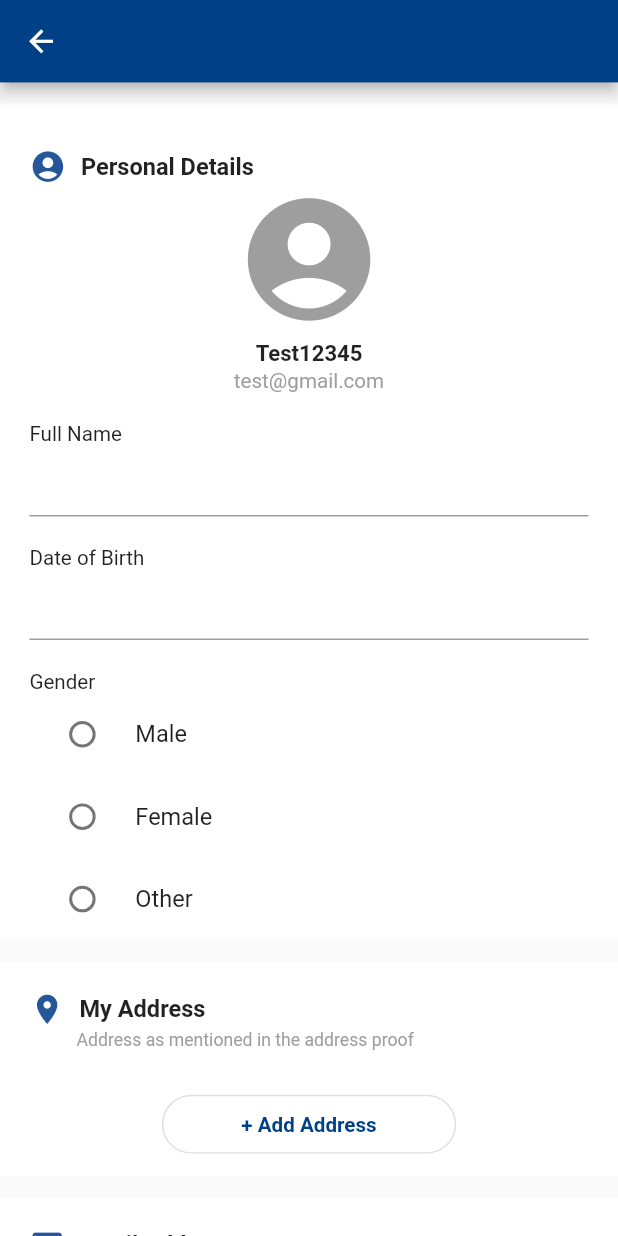
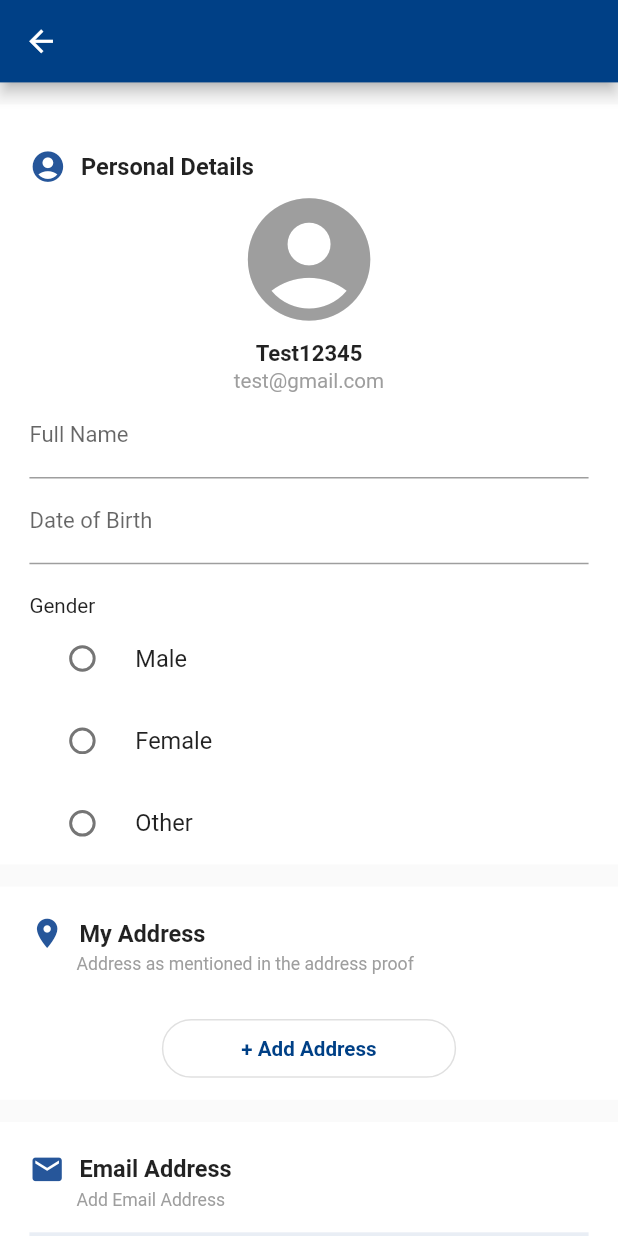
Before and after one commit to parthh75/igli_app, a Flutter app: the ProfileScreen screen opened directly, on a phone screen of 412 x 824 dp. Run offline on Flutter 3.47's test engine with Material 2 defaults, Android fonts, the phone set to English and light mode, and no system bars; our stand-ins replace get, google_fonts, responsive_framework; statements that could not run were skipped.

Commit message:
zenish 3/11/2022 10:15

```diff
--- a/lib/view/more/myprofile.dart
+++ b/lib/view/more/myprofile.dart
@@ -13,10 +13,18 @@ class ProfileScreen extends StatefulWidget {
 }
 
 class _ProfileScreenState extends State<ProfileScreen> {
+  TextEditingController nameController=TextEditingController();
+  TextEditingController dobController=TextEditingController();
+  TextEditingController addressController=TextEditingController();
+  TextEditingController pinCodeController=TextEditingController();
+  TextEditingController cityNameController=TextEditingController();
+  TextEditingController stateNameController=TextEditingController();
+  TextEditingController addEmailController=TextEditingController();
   String? gender;
   bool isButton = false;
   bool isAddAddressButton = false;
   bool isKYCButton = false;
+  bool isAddEmailAddressButton = false;
   @override
   Widget build(BuildContext context) {
     return Scaffold(
@@ -49,14 +57,27 @@ class _ProfileScreenState extends State<ProfileScreen> {
                     CS.dEmail,
                     style: const TextStyle(fontWeight: FontWeight.normal, color: Colors.grey),
                   )),
-                  Text(CS.fullName).paddingOnly(top: 20),
-                  TextFormField(onTap: () {
+                  TextFormField(
+                      decoration: InputDecoration(
+                        labelText:CS.fullName,labelStyle: const TextStyle(fontSize: 15)
+                      ),
+                      controller: nameController,
+                      onTap: () {
                     setState(() {
                       isButton = true;
                     });
                   }),
-                  Text(CS.dob).paddingOnly(top: 20),
-                  TextFormField(),
+                  TextFormField(
+                    decoration: InputDecoration(
+                     labelText:CS.dob,labelStyle: const TextStyle(fontSize: 15)
+                    ),
+                      controller: dobController,
+                      onTap: () {
+                        setState(() {
+                          isButton = true;
+                        });
+                      }
+                  ),
                   Text(
                     CS.gender,
                   ).paddingOnly(top: 20),
@@ -143,11 +164,23 @@ class _ProfileScreenState extends State<ProfileScreen> {
                     ],
                   ),
                   const Text("Address as mentioned in the address proof",style: TextStyle(fontSize: 12,color: Colors.grey,fontWeight: FontWeight.normal),).paddingOnly(left: 32,top: 2),
-                  isAddAddressButton? const TextField(decoration: InputDecoration(labelText: "Address Line")).paddingOnly(top: 20):const SizedBox(),
-                  isAddAddressButton?const TextField(decoration: InputDecoration(labelText: "Pincode")):const SizedBox(),
-                  isAddAddressButton?const TextField(decoration: InputDecoration(labelText: "City/Town/Locality/village")):const SizedBox(),
-                  isAddAddressButton?const TextField(decoration: InputDecoration(labelText: "State")):const SizedBox(),
-                  isAddAddressButton?const SizedBox():Center(
+                  isAddAddressButton?  TextField(
+                    controller: addressController,
+                    decoration: const InputDecoration(
+                      labelText: "Address Line",
+                      labelStyle: TextStyle(fontSize: 15),),).paddingOnly(top: 20):const SizedBox(),
+                  isAddAddressButton? TextField(
+                      controller:pinCodeController,
+                      decoration: const InputDecoration(
+                          labelText: "Pincode",
+                          labelStyle: TextStyle(fontSize: 15))):const SizedBox(),
+                  isAddAddressButton? TextField(
+                    controller: cityNameController,
+                      decoration: const InputDecoration(labelText: "City/Town/Locality/village",labelStyle: TextStyle(fontSize: 15))):const SizedBox(),
+                  isAddAddressButton? TextField(
+                    controller: stateNameController,
+                      decoration: const InputDecoration(labelText: "State",labelStyle: TextStyle(fontSize: 15))):const SizedBox(),
+                  isAddAddressButton? const SizedBox():Center(
                     child: SizedBox(
                       width: 200,
                       height: 40,
@@ -217,11 +250,16 @@ class _ProfileScreenState extends State<ProfileScreen> {
                 Container(
                   height: 50,
                 width: MediaQuery.of(context).size.width,
-                margin: const EdgeInsets.only(top: 15,bottom: 15),
+                margin:  EdgeInsets.only(top: 15,bottom: isAddEmailAddressButton?0:20),
                 padding: const EdgeInsets.only(top: 15,left: 10),
                 color: color26569a.withOpacity(0.1),
                   child: Text(CS.dEmail),
                 ),
+                  isAddEmailAddressButton?  TextField(
+                    controller: addEmailController,
+                    decoration: const InputDecoration(
+                      labelText: "Add Email",
+                      labelStyle: TextStyle(fontSize: 15),),).paddingOnly(top: 10,bottom: 20):const SizedBox(),
                   Center(
                     child: SizedBox(
                       width: 200,
@@ -233,7 +271,7 @@ class _ProfileScreenState extends State<ProfileScreen> {
                               )),
                           onPressed: () {
                             setState(() {
-                              isButton = false;
+                              isAddEmailAddressButton =true;
                             });
                           },
                           child: Text("+ ${CS.addEmail}",style: const TextStyle(fontWeight: FontWeight.w600),),),
@@ -294,7 +332,7 @@ class _ProfileScreenState extends State<ProfileScreen> {
                     child: SizedBox(
                       width: 200,
                       height: 40,
-                      child: ElevatedButton(
+                      child: OutlinedButton(
                         style: OutlinedButton.styleFrom(
                             shape: RoundedRectangleBorder(
                               borderRadius: BorderRadius.circular(30),
@@ -321,7 +359,6 @@ class _ProfileScreenState extends State<ProfileScreen> {
                     ],
                   ),
                   const Text("Identification number as mention in the ID proof",style: TextStyle(fontSize: 12,color: Colors.grey,fontWeight: FontWeight.normal),).paddingOnly(left: 32,top: 2),
-                  isKYCButton? const TextField(decoration: InputDecoration(labelText: "Aadhar No.",labelStyle: TextStyle(fontSize: 15),),).paddingOnly(top: 20):const SizedBox(),
                   isKYCButton? const TextField(decoration: InputDecoration(labelText: "Aadhar No.",labelStyle: TextStyle(fontSize: 15),),).paddingOnly(top: 20):const SizedBox(),
                   isKYCButton?const TextField(decoration: InputDecoration(labelText: "PAN No.",labelStyle: TextStyle(fontSize: 15),),):const SizedBox(),
 
@@ -356,7 +393,7 @@ class _ProfileScreenState extends State<ProfileScreen> {
                                 )),
                             onPressed: () {
                               setState(() {
-                                isAddAddressButton = false;
+                                isKYCButton = false;
                               });
                             },
                             child: Text(CS.cancle)),
```
